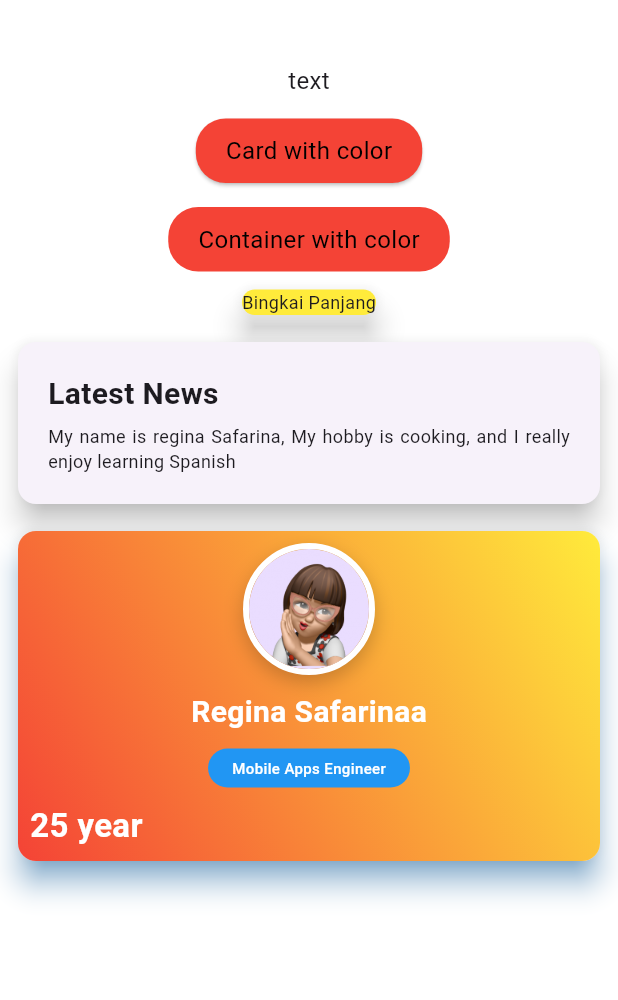
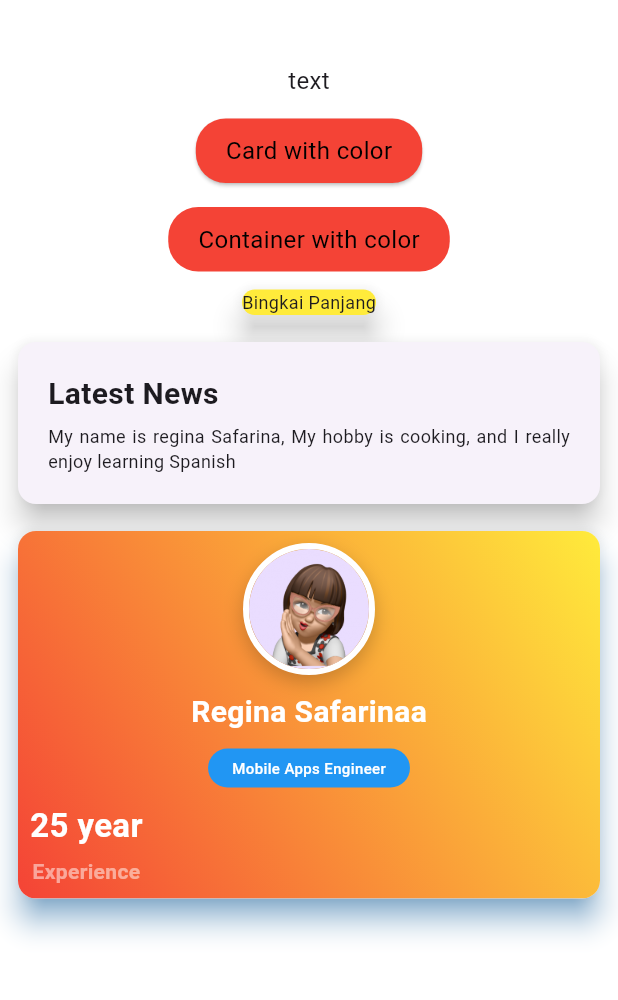
Before and after one commit to ginaa07/Tugas_week_8_latihan_card, a Flutter app: the screen it shows after launch, on a phone screen of 412 x 824 dp, the part 63-1063 px from its top. Run offline on Flutter 3.47's test engine with Material 3 defaults, Android fonts, the phone set to English and light mode, and no system bars.

Commit message:
buat row untuk 3 row yang kedua

```diff
--- a/lib/pages/latihan_card.dart
+++ b/lib/pages/latihan_card.dart
@@ -160,7 +160,6 @@ class LatihanCard extends StatelessWidget {
                         // Buat Row dengan 3 Row
                         Row(
                           children: [
-                            //Column 1 isi dg 2 Row 100 & isi Follower
                             Column(
                               children: [
                                 Text(
@@ -171,16 +170,24 @@ class LatihanCard extends StatelessWidget {
                                     color: Colors.white,
                                   ),
                                 ),
-
+                                SizedBox(height: 5),
+                                  Text(
+                                    "Experience",
+                                    style: TextStyle(
+                                      fontSize: 14.0,
+                                      fontWeight: FontWeight.bold,
+                                      color: Colors.white.withValues(alpha: 0.5),
+                                    ),
+                                  ),
+                                ],
+                              ),
                               ],
                             ),
                           ],
                         ),
-                      ],
                     ),
                   ),
                 ),
-              ),
             ],
           ),
         ),
```
